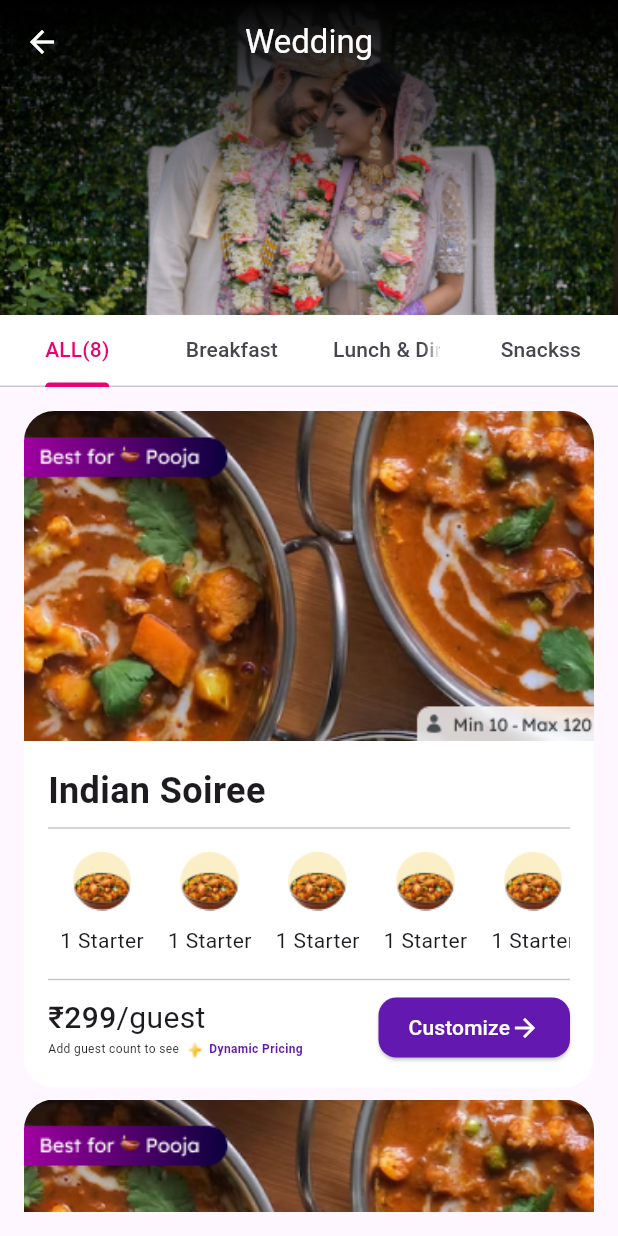
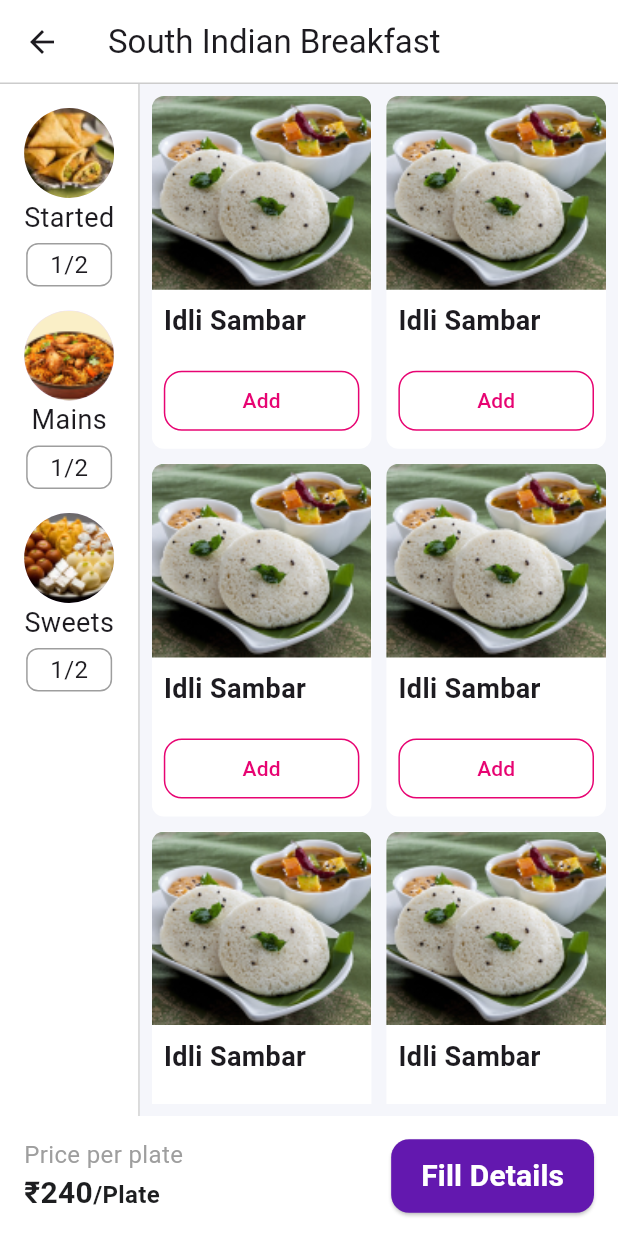
Before and after one commit to Vishal262526/food_flutter_assignment, a Flutter app: the screen it shows after launch, after a tap on "Customize", on a phone screen of 412 x 824 dp. Run offline on Flutter 3.47's test engine with Material 3 defaults, Android fonts, the phone set to English and light mode, and no system bars; our stand-ins replace dotted_border, get.

Commit message:
2nd screen designed

```diff
--- a/lib/core/routes/route_name.dart
+++ b/lib/core/routes/route_name.dart
@@ -1,5 +1,6 @@
 class RouteName {
   static const home = "/";
+  static const menu = "/menu";
   static const orderPreview = "/orderPreview";
   static const fillDetails = "/fillDetails";
   static const placeOrder = "/placeOrder";
--- a/lib/core/routes/routes.dart
+++ b/lib/core/routes/routes.dart
@@ -1,10 +1,12 @@
 import 'package:flutter/material.dart';
 import 'package:food/core/routes/route_name.dart';
 import 'package:food/screens/home_screen.dart';
+import 'package:food/screens/menu_screen.dart';
 import 'package:get/get_navigation/get_navigation.dart';
 
 class Routes {
   static final screens = [
     GetPage(name: RouteName.home, page: () => const HomeScreen()),
+    GetPage(name: RouteName.menu, page: () => const MenuScreen()),
   ];
 }
--- a/lib/core/theme/app_theme.dart
+++ b/lib/core/theme/app_theme.dart
@@ -20,6 +20,16 @@ class AppTheme {
         iconColor: AppColors.white,
       ),
     ),
+    outlinedButtonTheme: OutlinedButtonThemeData(
+      style: OutlinedButton.styleFrom(
+        padding: const EdgeInsets.symmetric(horizontal: 20, vertical: 10),
+        shape: RoundedRectangleBorder(
+          borderRadius: BorderRadius.circular(12.0),
+        ),
+        foregroundColor: AppColors.primary,
+        iconColor: AppColors.primary,
+      ),
+    ),
     primaryColor: AppColors.primary,
   );
 }
--- /dev/null
+++ b/lib/screens/fill_detail_screen.dart
@@ -0,0 +1,23 @@
+import 'package:flutter/material.dart';
+
+class FillDetailScreen extends StatelessWidget {
+  const FillDetailScreen({super.key});
+
+  @override
+  Widget build(BuildContext context) {
+    return Scaffold(
+      appBar: AppBar(
+        centerTitle: true,
+        title: const Text(
+          "Fill Details",
+        ),
+      ),
+      body: Padding(
+        padding: const EdgeInsets.all(16.0),
+        child: Column(
+          children: [],
+        ),
+      ),
+    );
+  }
+}
--- a/lib/screens/home_screen.dart
+++ b/lib/screens/home_screen.dart
@@ -1,4 +1,5 @@
 import 'package:flutter/material.dart';
+import 'package:food/core/routes/route_name.dart';
 import 'package:food/core/theme/app_colors.dart';
 import 'package:food/widgets/food_card.dart';
 import 'package:get/get.dart';
@@ -88,7 +89,11 @@ class HomeScreen extends StatelessWidget {
                 child: ListView.builder(
                   itemCount: 10,
                   itemBuilder: (context, index) {
-                    return const FoodCard();
+                    return FoodCard(
+                      onTap: () {
+                        Get.toNamed(RouteName.menu);
+                      },
+                    );
                   },
                 ),
               ),
--- /dev/null
+++ b/lib/screens/menu_screen.dart
@@ -0,0 +1,178 @@
+import 'package:flutter/material.dart';
+import 'package:flutter_staggered_grid_view/flutter_staggered_grid_view.dart';
+import 'package:food/core/theme/app_colors.dart';
+import 'package:food/widgets/custom_button.dart';
+import 'package:food/widgets/menu_category_card.dart';
+
+class MenuScreen extends StatelessWidget {
+  const MenuScreen({super.key});
+
+  @override
+  Widget build(BuildContext context) {
+    return Scaffold(
+      appBar: AppBar(
+        // elevation: 1,
+        shape: Border(
+          bottom: BorderSide(
+            color: Colors.black.withOpacity(0.2),
+          ),
+        ),
+
+        backgroundColor: AppColors.white,
+        title: const Text("South Indian Breakfast"),
+      ),
+      body: Container(
+        height: double.infinity,
+        color: AppColors.white,
+        child: Row(
+          crossAxisAlignment: CrossAxisAlignment.start,
+          children: [
+            Container(
+              height: double.infinity,
+              decoration: BoxDecoration(
+                border: Border(
+                  right: BorderSide(
+                    color: Colors.black.withOpacity(0.2),
+                  ),
+                ),
+              ),
+              child: const SingleChildScrollView(
+                child: Padding(
+                  padding: EdgeInsets.all(16.0),
+                  child: Column(
+                    mainAxisAlignment: MainAxisAlignment.start,
+                    children: [
+                      MenuCategoryCard(
+                          image: "assets/images/starter.png",
+                          title: "Started",
+                          max: 2,
+                          selected: 1),
+                      MenuCategoryCard(
+                          image: "assets/images/mains.png",
+                          title: "Mains",
+                          max: 2,
+                          selected: 1),
+                      MenuCategoryCard(
+                        image: "assets/images/sweets.png",
+                        title: "Sweets",
+                        max: 2,
+                        selected: 1,
+                      ),
+                    ],
+                  ),
+                ),
+              ),
+            ),
+            Expanded(
+              child: Container(
+                height: double.infinity,
+                color: AppColors.background,
+                padding: const EdgeInsets.all(8.0),
+                child: MasonryGridView.count(
+                  crossAxisSpacing: 10,
+                  mainAxisSpacing: 10,
+                  crossAxisCount: 2,
+                  itemCount: 20,
+                  itemBuilder: (context, index) {
+                    return Container(
+                      decoration: BoxDecoration(
+                        color: AppColors.white,
+                        borderRadius: BorderRadius.circular(8.0),
+                      ),
+                      child: Column(
+                        crossAxisAlignment: CrossAxisAlignment.start,
+                        mainAxisSize: MainAxisSize.min,
+                        children: [
+                          SizedBox(
+                            width: double.infinity,
+                            child: ClipRRect(
+                              borderRadius: const BorderRadius.only(
+                                topLeft: Radius.circular(8.0),
+                                topRight: Radius.circular(8.0),
+                              ),
+                              child: Image.asset(
+                                "assets/images/idli.png",
+                                fit: BoxFit.cover,
+                              ),
+                            ),
+                          ),
+                          Padding(
+                            padding: const EdgeInsets.all(8.0),
+                            child: Column(
+                              crossAxisAlignment: CrossAxisAlignment.start,
+                              mainAxisSize: MainAxisSize.min,
+                              children: [
+                                const Text(
+                                  "Idli Sambar",
+                                  style: TextStyle(
+                                    fontSize: 18,
+                                    fontWeight: FontWeight.bold,
+                                  ),
+                                ),
+                                const SizedBox(
+                                  height: 16.0,
+                                ),
+                                CustomButton(
+                                  backgroundColor: AppColors.pink,
+                                  hasFullWidth: true,
+                                  isOutlinedButton: true,
+                                  onTap: () {},
+                                  text: "Add",
+                                ),
+                              ],
+                            ),
+                          )
+                        ],
+                      ),
+                    );
+                  },
+                ),
+              ),
+            )
+          ],
+        ),
+      ),
+      bottomNavigationBar: BottomAppBar(
+        color: AppColors.white,
+        child: Row(
+          mainAxisAlignment: MainAxisAlignment.spaceBetween,
+          crossAxisAlignment: CrossAxisAlignment.center,
+          children: [
+            Column(
+              crossAxisAlignment: CrossAxisAlignment.start,
+              mainAxisSize: MainAxisSize.min,
+              children: [
+                Text(
+                  "Price per plate",
+                  style: TextStyle(
+                    fontSize: 16,
+                    color: Colors.grey,
+                  ),
+                ),
+                Text.rich(
+                  TextSpan(text: "₹240", children: [
+                    TextSpan(
+                        text: "/Plate",
+                        style: TextStyle(
+                          fontSize: 16,
+                        ))
+                  ]),
+                  style: TextStyle(
+                    fontSize: 20,
+                    fontWeight: FontWeight.bold,
+                    color: AppColors.text,
+                  ),
+                ),
+              ],
+            ),
+            CustomButton(
+              fontSize: 20,
+              onTap: () {},
+              text: "Fill Details",
+            ),
+          ],
+        ),
+      ),
+    );
+  }
+}
--- /dev/null
+++ b/lib/widgets/custom_button.dart
@@ -0,0 +1,58 @@
+import 'package:flutter/material.dart';
+import 'package:food/core/theme/app_colors.dart';
+
+class CustomButton extends StatelessWidget {
+  final VoidCallback onTap;
+  final bool hasFullWidth;
+  final Color backgroundColor;
+  final Color forgroundColor;
+  final String text;
+  final bool isOutlinedButton;
+  final double fontSize;
+
+  const CustomButton({
+    super.key,
+    required this.onTap,
+    required this.text,
+    this.hasFullWidth = false,
+    this.backgroundColor = AppColors.primary,
+    this.forgroundColor = AppColors.white,
+    this.isOutlinedButton = false,
+    this.fontSize = 18,
+  });
+
+  @override
+  Widget build(BuildContext context) {
+    return SizedBox(
+      width: hasFullWidth ? double.infinity : null,
+      child: isOutlinedButton
+          ? OutlinedButton(
+              style: OutlinedButton.styleFrom(
+                foregroundColor: backgroundColor,
+                side: BorderSide(
+                  color: backgroundColor,
+                  width: 1,
+                ),
+              ),
+              onPressed: onTap,
+              child: Text(
+                text,
+              ),
+            )
+          : ElevatedButton(
+              style: ElevatedButton.styleFrom(
+                backgroundColor: backgroundColor,
+                foregroundColor: forgroundColor,
+              ),
+              onPressed: onTap,
+              child: Text(
+                text,
+                style: TextStyle(
+                  fontSize: fontSize,
+                  fontWeight: FontWeight.bold,
+                ),
+              ),
+            ),
+    );
+  }
+}
--- a/lib/widgets/food_card.dart
+++ b/lib/widgets/food_card.dart
@@ -3,13 +3,17 @@ import 'package:flutter/material.dart';
 import 'package:food/core/theme/app_colors.dart';
 
 class FoodCard extends StatelessWidget {
-  const FoodCard({super.key});
+  final VoidCallback onTap;
+  const FoodCard({
+    super.key,
+    required this.onTap,
+  });
 
   @override
   Widget build(BuildContext context) {
     return Container(
-      margin: EdgeInsets.only(bottom: 8.0),
-      decoration: BoxDecoration(
+      margin: const EdgeInsets.only(bottom: 8.0),
+      decoration: const BoxDecoration(
         color: AppColors.white,
         borderRadius: BorderRadius.all(
           Radius.circular(20.0),
@@ -129,10 +133,13 @@ class FoodCard extends StatelessWidget {
                       ),
                     ),
                     ElevatedButton(
-                      onPressed: () {},
-                      child: Row(
+                      onPressed: onTap,
+                      child: const Row(
                         children: [
-                          Text("Customize"),
+                          Text(
+                            "Customize",
+                            style: TextStyle(fontSize: 10),
+                          ),
                           Icon(
                             Icons.arrow_forward,
                             size: 20,
--- /dev/null
+++ b/lib/widgets/menu_category_card.dart
@@ -0,0 +1,57 @@
+import 'package:flutter/material.dart';
+
+class MenuCategoryCard extends StatelessWidget {
+  final String image;
+  final String title;
+  final int max;
+  final int selected;
+
+  const MenuCategoryCard({
+    super.key,
+    required this.image,
+    required this.title,
+    required this.max,
+    required this.selected,
+  });
+
+  @override
+  Widget build(BuildContext context) {
+    return Wrap(
+      direction: Axis.vertical,
+      crossAxisAlignment: WrapCrossAlignment.center,
+      children: [
+        CircleAvatar(
+          radius: 30,
+          backgroundImage: AssetImage(image),
+        ),
+        Text(
+          title,
+          style: const TextStyle(
+            fontSize: 18,
+          ),
+        ),
+        const SizedBox(
+          height: 4.0,
+        ),
+        Container(
+          padding: const EdgeInsets.symmetric(horizontal: 15, vertical: 2),
+          decoration: BoxDecoration(
+            border: Border.all(
+              color: Colors.grey,
+            ),
+            borderRadius: BorderRadius.circular(8.0),
+          ),
+          child: Text(
+            "$selected/$max",
+            style: TextStyle(
+              fontSize: 16,
+            ),
+          ),
+        ),
+        SizedBox(
+          height: 16.0,
+        ),
+      ],
+    );
+  }
+}
```
Also changed, not shown: pubspec.yaml (+1 -6 lines), assets/images/idli.png (added), assets/images/mains.png (added), assets/images/starter.png (added), assets/images/sweets.png (added), pubspec.lock.
